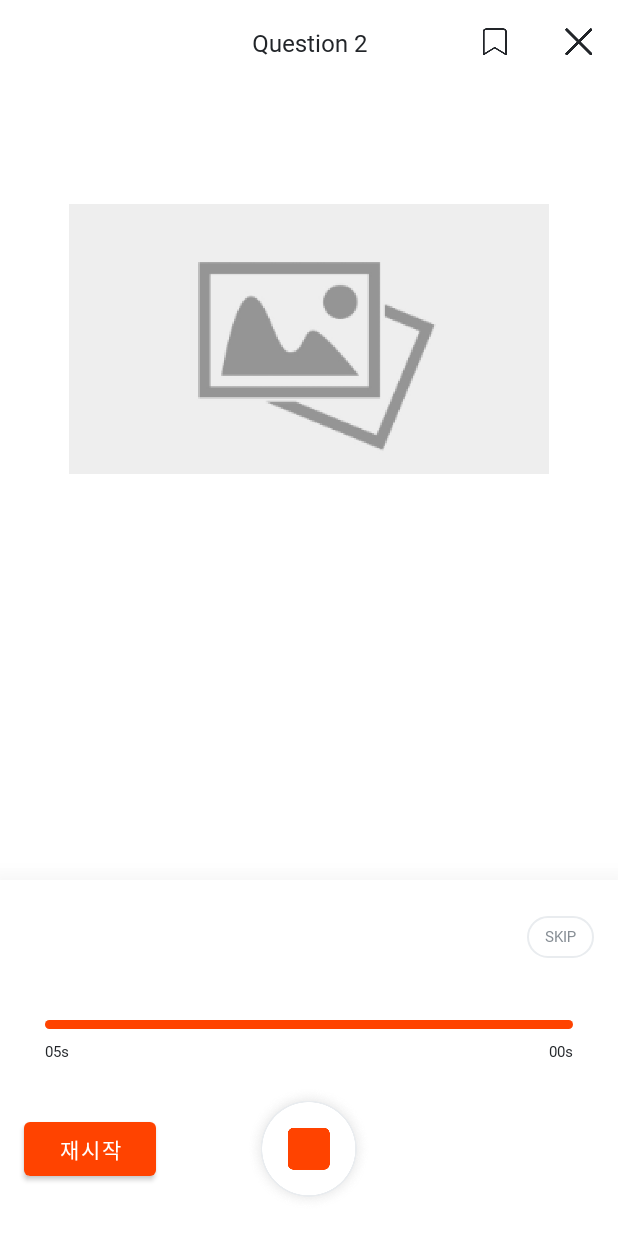
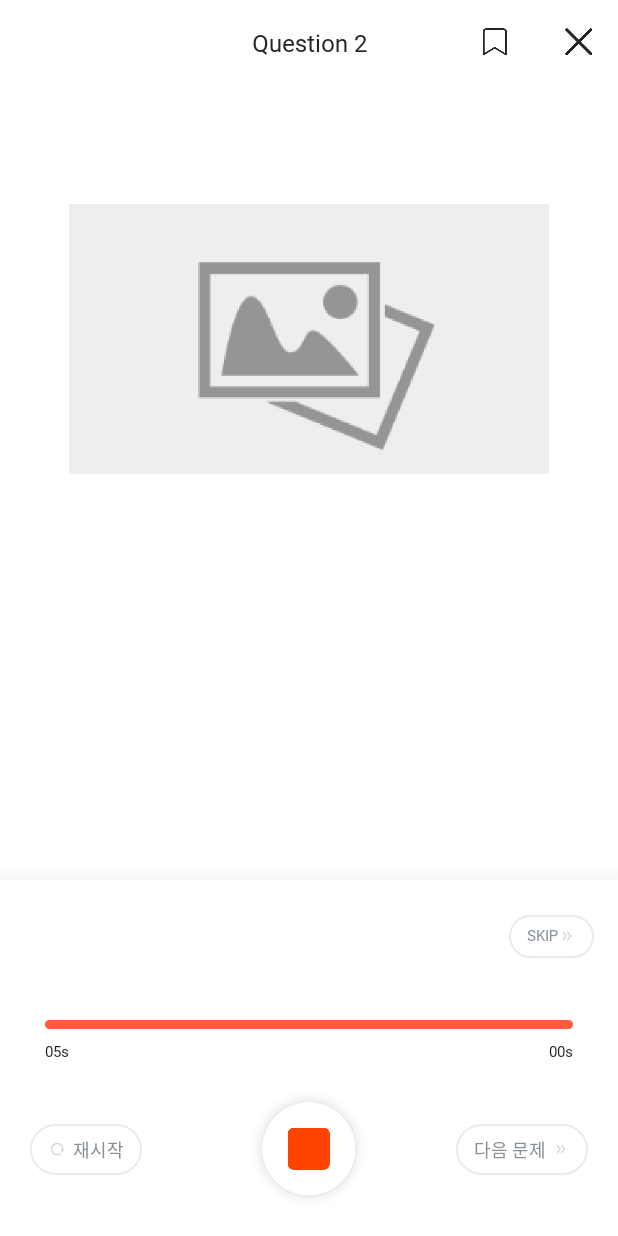
Before and after one commit to teamTost/Tost_Android, an Android app: the screen it shows after launch (Part2Activity), on a phone screen of 412 x 824 dp. Run offline under Robolectric (Android 15) with nearby library versions, the phone set to English and light mode, and no system bars; our stand-ins replace Room's generated code, data binding; 6 statements that could not run were skipped.

Commit message:
[Feat] 메인 컬러 수정 및 텍스트 버튼 스타일 추가

```diff
--- a/app/src/main/res/layout/activity_part2.xml
+++ b/app/src/main/res/layout/activity_part2.xml
@@ -107,15 +107,26 @@
                     app:srcCompat="@drawable/responsetime_btn_record"
                     app:state="@{viewModel.audioState}" />
 
-                <Button
-                    android:id="@+id/button_restart"
+                <TextView
+                    android:id="@+id/btn_restart"
+                    style="@style/RestartButton"
                     android:layout_width="wrap_content"
                     android:layout_height="wrap_content"
-                    android:layout_marginStart="16dp"
-                    android:text="재시작"
-                    app:layout_constraintBottom_toBottomOf="parent"
+                    android:layout_marginStart="20dp"
+                    app:layout_constraintBottom_toBottomOf="@+id/button_audio_controller"
                     app:layout_constraintStart_toStartOf="parent"
-                    app:layout_constraintTop_toTopOf="parent" />
+                    app:layout_constraintTop_toTopOf="@+id/button_audio_controller" />
+
+                <TextView
+                    android:id="@+id/btn_next"
+                    style="@style/NextButton"
+                    android:layout_width="wrap_content"
+                    android:layout_height="wrap_content"
+                    android:layout_marginEnd="20dp"
+                    app:layout_constraintBottom_toBottomOf="@+id/button_audio_controller"
+                    app:layout_constraintEnd_toEndOf="parent"
+                    app:layout_constraintTop_toTopOf="@+id/button_audio_controller" />
+
             </androidx.constraintlayout.widget.ConstraintLayout>
         </androidx.constraintlayout.widget.ConstraintLayout>
 
--- a/app/src/main/res/values/colors.xml
+++ b/app/src/main/res/values/colors.xml
@@ -8,7 +8,7 @@
     <color name="black">#FF000000</color>
     <color name="white">#FFFFFFFF</color>
 
-    <color name="main_orange">#FF4300</color>
+    <color name="main_orange">#FF5C3E</color>
     <color name="light_orange">#FF9A76</color>
 
     <color name="blue_grey_f8">#F8F9FA</color>
--- a/app/src/main/res/values/strings.xml
+++ b/app/src/main/res/values/strings.xml
@@ -73,4 +73,6 @@
     <string name="review">복습하기</string>
     <string name="stop_talking">Stop Talking</string>
     <string name="lets_continue_latest_problem">최근 문제에 이어서 시작해볼까요?</string>
+    <string name="next_problem">다음 문제</string>
+    <string name="restart">재시작</string>
 </resources>
--- a/app/src/main/res/values/styles.xml
+++ b/app/src/main/res/values/styles.xml
@@ -1,16 +1,35 @@
 <?xml version="1.0" encoding="utf-8"?>
 <resources>
 
-    <style name="SkipButton">
+    <style name="TextButton">
         <item name="android:background">@drawable/border_round_rectangle_grey_99dp</item>
-        <item name="android:fontFamily">@font/gmarketsansmedium</item>
-        <item name="android:includeFontPadding">false</item>
         <item name="android:paddingStart">12dp</item>
         <item name="android:paddingTop">8dp</item>
         <item name="android:paddingEnd">12dp</item>
         <item name="android:paddingBottom">8dp</item>
+        <item name="android:textColor">@color/blue_grey_87</item>
+        <item name="android:textSize">12dp</item>
+        <item name="android:includeFontPadding">false</item>
+    </style>
+
+    <style name="SkipButton" parent="TextButton">
+        <item name="android:fontFamily">@font/gmarketsansmedium</item>
         <item name="android:text">@string/skip</item>
-        <item name="android:textColor">@color/blue_grey_87</item>
+        <item name="android:drawableEnd">@drawable/ic_next_sm_light</item>
+    </style>
+
+    <style name="RestartButton" parent="TextButton">
+        <item name="android:fontFamily">@font/applesdgothicneoregular</item>
+        <item name="android:text">@string/restart</item>
+        <item name="android:drawableStart">@drawable/restart_img</item>
+        <item name="android:drawablePadding">4dp</item>
+    </style>
+
+    <style name="NextButton" parent="TextButton">
+        <item name="android:fontFamily">@font/applesdgothicneoregular</item>
+        <item name="android:text">@string/next_problem</item>
+        <item name="android:drawableEnd">@drawable/ic_next_sm_light</item>
+        <item name="android:drawablePadding">4dp</item>
     </style>
 
     <style name="BlackButton" parent="ParagraphStyle.Text1">
```
Also changed, not shown: app/src/main/res/drawable-hdpi/ic_next_sm.png (added), app/src/main/res/drawable-hdpi/ic_next_sm_light.png (added), app/src/main/res/drawable-hdpi/restart_img.png (added), app/src/main/res/drawable-mdpi/ic_next_sm.png (added), app/src/main/res/drawable-mdpi/ic_next_sm_light.png (added), app/src/main/res/drawable-mdpi/restart_img.png (added), app/src/main/res/drawable-xhdpi/ic_next_sm.png (added), app/src/main/res/drawable-xhdpi/ic_next_sm_light.png (added), app/src/main/res/drawable-xhdpi/restart_img.png (added), app/src/main/res/drawable-xxhdpi/ic_next_sm.png (added), app/src/main/res/drawable-xxhdpi/ic_next_sm_light.png (added), app/src/main/res/drawable-xxhdpi/restart_img.png (added), app/src/main/res/drawable-xxxhdpi/ic_next_sm.png (added), app/src/main/res/drawable-xxxhdpi/ic_next_sm_light.png (added), 1 more files.
